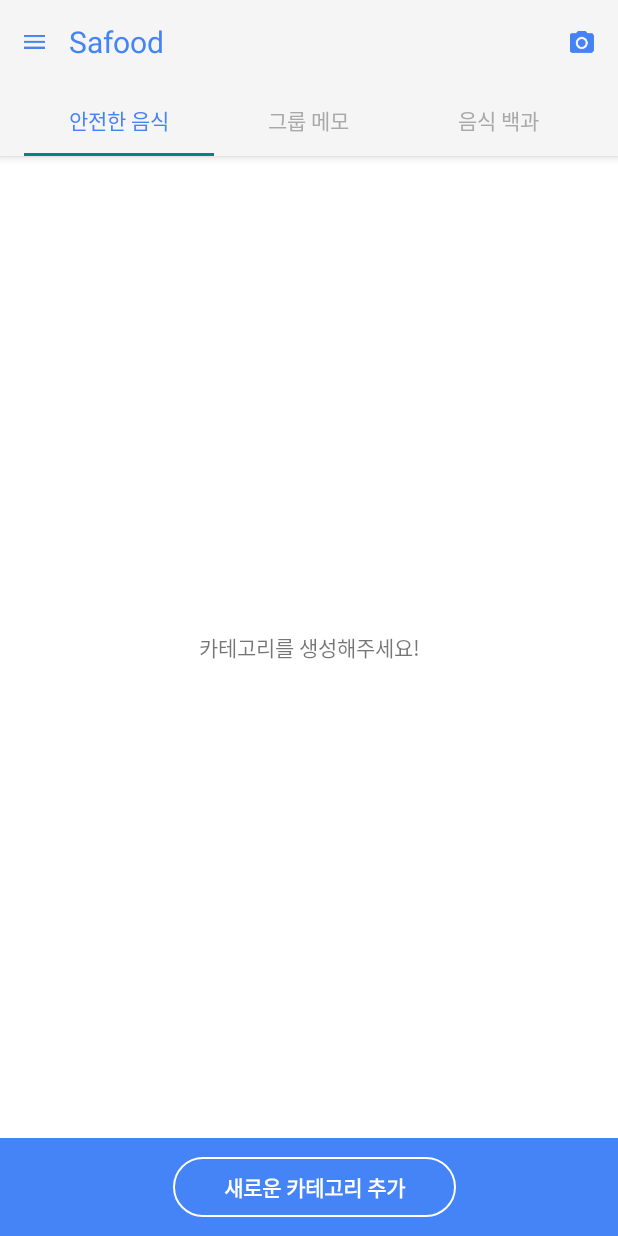
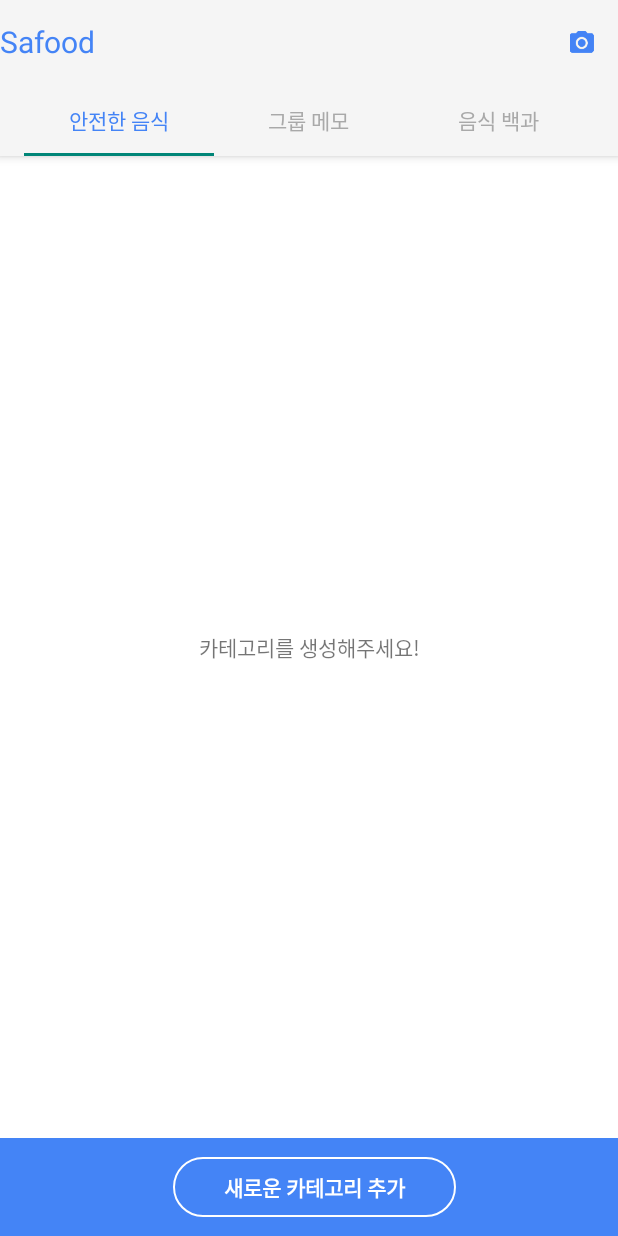
Before and after one commit to buddman1208/Safood, an Android app: the MainActivity screen opened directly, with no data from a screen before it, on a phone screen of 412 x 824 dp. Run offline under Robolectric (Android 15) with nearby library versions, the phone set to English and light mode, and no system bars; our stand-ins replace CircleImageView, data binding; libraries missing offline, so code that uses them is left out: com.afollestad.materialdialogs, com.github.nitrico.lastadapter; 8 statements that could not run were skipped.

Commit message:
hide navigation drawer button at mainactivity

```diff
--- a/app/src/main/res/layout/activity_main.xml
+++ b/app/src/main/res/layout/activity_main.xml
@@ -15,9 +15,9 @@
 
 
             <LinearLayout
+                android:layout_width="match_parent"
                 android:layout_height="match_parent"
                 android:background="@android:color/transparent"
-                android:layout_width="match_parent"
                 android:orientation="vertical">
 
                 <android.support.design.widget.AppBarLayout
@@ -37,7 +37,8 @@
                             android:layout_height="match_parent"
                             android:background="?attr/selectableItemBackground"
                             android:padding="16dp"
-                            android:src="@drawable/btn_actionbar_nav" />
+                            android:src="@drawable/btn_actionbar_nav"
+                            android:visibility="gone" />
 
                         <TextView
                             android:id="@+id/mainAppBarTitle"
```
